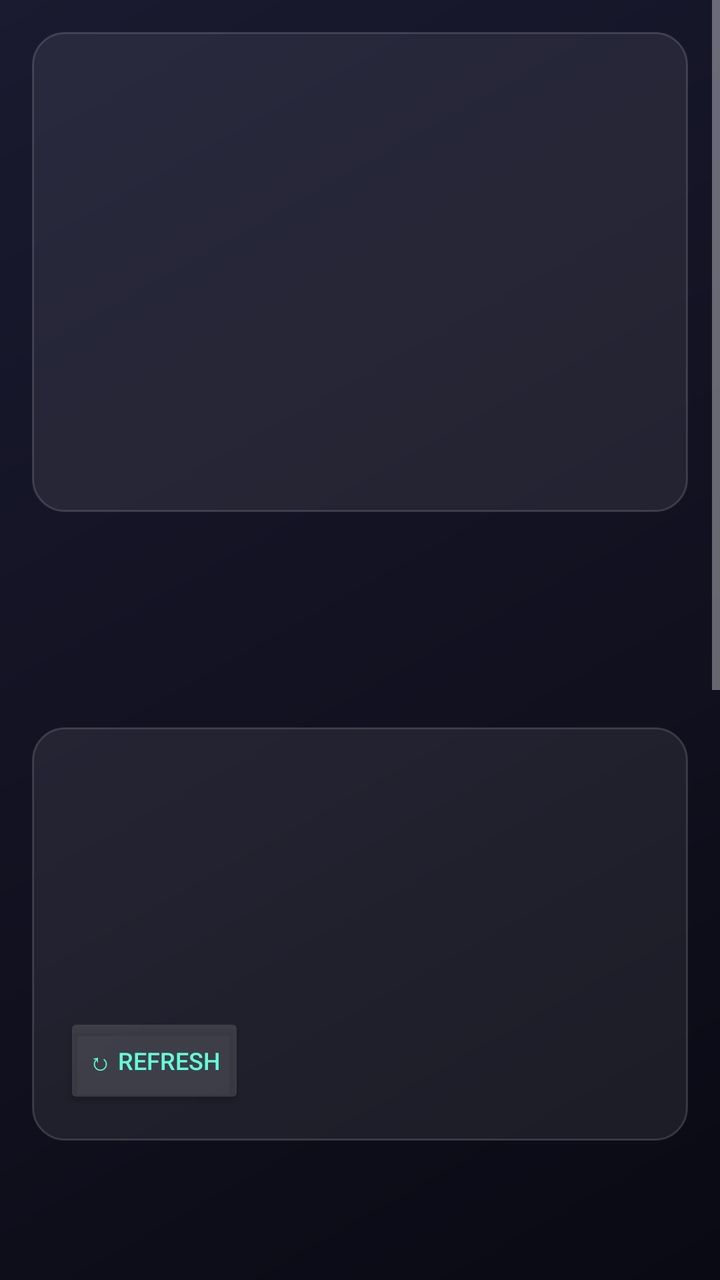
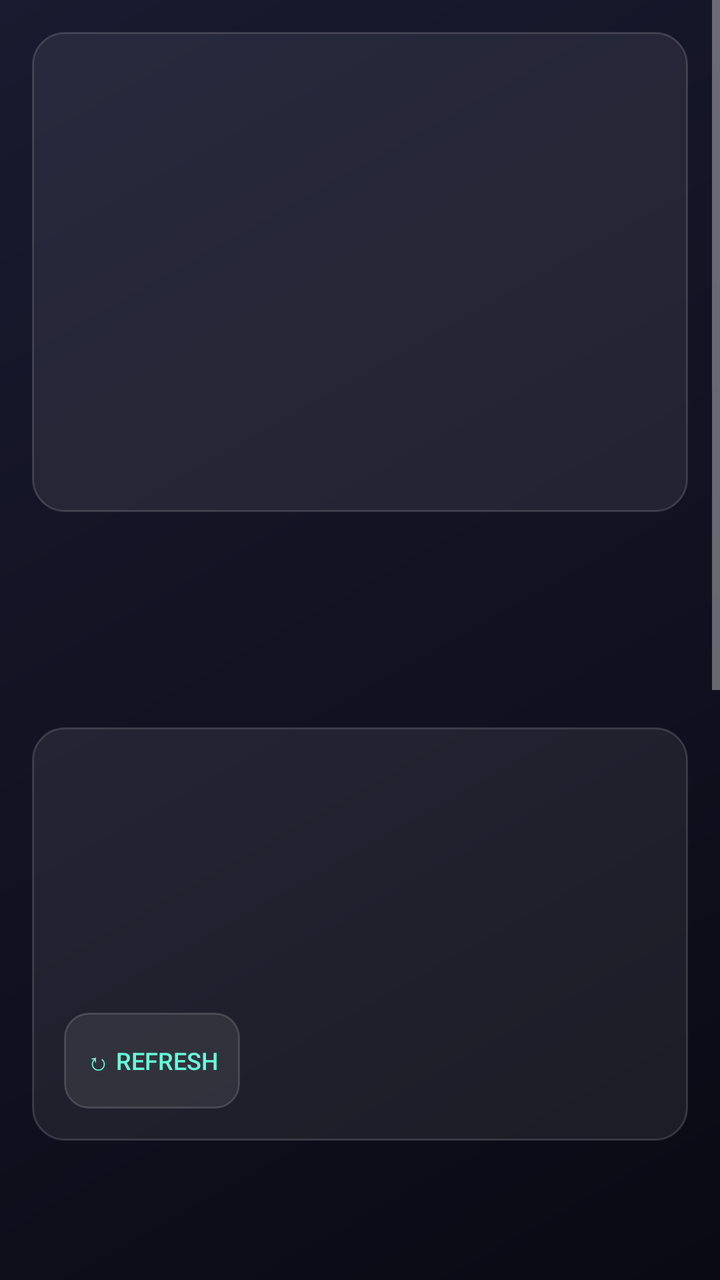

Two renders of the same Android screen: before a commit and after it. Below are the layout's source before the change and the commit's diff.
<!-- AndroidManifest.xml: application theme Theme.NellisBid -->
<!-- res/layout/activity_detail.xml -->
<?xml version="1.0" encoding="utf-8"?>
<ScrollView xmlns:android="http://schemas.android.com/apk/res/android"
    android:layout_width="match_parent"
    android:layout_height="match_parent"
    android:background="@drawable/bg_gradient"
    android:fillViewport="true">

    <LinearLayout
        android:layout_width="match_parent"
        android:layout_height="wrap_content"
        android:orientation="vertical"
        android:padding="16dp">

        <ImageView
            android:id="@+id/d_img"
            android:layout_width="match_parent"
            android:layout_height="240dp"
            android:scaleType="centerCrop"
            android:background="@drawable/bg_glass"
            android:contentDescription="item photo" />

        <HorizontalScrollView
            android:layout_width="match_parent"
            android:layout_height="wrap_content"
            android:layout_marginTop="8dp"
            android:scrollbars="none">

            <LinearLayout
                android:id="@+id/d_gallery"
                android:layout_width="wrap_content"
                android:layout_height="wrap_content"
                android:orientation="horizontal" />
        </HorizontalScrollView>

        <TextView
            android:id="@+id/d_title"
            android:layout_width="match_parent"
            android:layout_height="wrap_content"
            android:layout_marginTop="14dp"
            android:textColor="@color/text"
            android:textSize="18sp"
            android:textStyle="bold"
            android:textIsSelectable="true" />

        <TextView
            android:id="@+id/d_quality"
            android:layout_width="match_parent"
            android:layout_height="wrap_content"
            android:layout_marginTop="6dp"
            android:textColor="#4CAF50"
            android:textSize="16sp"
            android:textStyle="bold" />

        <TextView
            android:id="@+id/d_condition"
            android:layout_width="match_parent"
            android:layout_height="wrap_content"
            android:layout_marginTop="2dp"
            android:textColor="@color/accent2"
            android:textSize="13sp" />

        <LinearLayout
            android:layout_width="match_parent"
            android:layout_height="wrap_content"
            android:layout_marginTop="14dp"
            android:orientation="vertical"
            android:background="@drawable/bg_glass"
            android:padding="16dp">

            <TextView
                android:id="@+id/d_allin"
                android:layout_width="wrap_content"
                android:layout_height="wrap_content"
                android:textColor="@color/accent"
                android:textSize="22sp"
                android:textStyle="bold" />

            <TextView
                android:id="@+id/d_bid"
                android:layout_width="wrap_content"
                android:layout_height="wrap_content"
                android:layout_marginTop="4dp"
                android:textColor="@color/text"
                android:textSize="15sp" />

            <TextView
                android:id="@+id/d_retail"
                android:layout_width="wrap_content"
                android:layout_height="wrap_content"
                android:layout_marginTop="2dp"
                android:textColor="@color/muted"
                android:textSize="13sp" />

            <TextView
                android:id="@+id/d_premium"
                android:layout_width="wrap_content"
                android:layout_height="wrap_content"
                android:layout_marginTop="2dp"
                android:textColor="@color/muted"
                android:textSize="13sp" />

            <TextView
                android:id="@+id/d_bids"
                android:layout_width="wrap_content"
                android:layout_height="wrap_content"
                android:layout_marginTop="8dp"
                android:textColor="@color/muted"
                android:textSize="13sp" />

            <Button
                android:id="@+id/d_refresh_btn"
                android:layout_width="wrap_content"
                android:layout_height="wrap_content"
                android:layout_marginTop="8dp"
                android:text="↻ Refresh"
                android:textSize="12sp"
                android:textColor="@color/accent"
                android:backgroundTint="#22FFFFFF" />
        </LinearLayout>

        <TextView
            android:id="@+id/d_closes"
            android:layout_width="match_parent"
            android:layout_height="wrap_content"
            android:layout_marginTop="12dp"
            android:textColor="@color/danger"
            android:textSize="15sp"
            android:textStyle="bold" />

        <TextView
            android:id="@+id/d_time"
            android:layout_width="match_parent"
            android:layout_height="wrap_content"
            android:layout_marginTop="2dp"
            android:textColor="@color/muted"
            android:textSize="13sp" />

        <TextView
            android:id="@+id/d_inventory"
            android:layout_width="match_parent"
            android:layout_height="wrap_content"
            android:layout_marginTop="2dp"
            android:textColor="@color/muted"
            android:textSize="12sp"
            android:textIsSelectable="true" />

        <TextView
            android:id="@+id/d_category"
            android:layout_width="match_parent"
            android:layout_height="wrap_content"
            android:layout_marginTop="10dp"
            android:textColor="@color/accent2"
            android:textSize="13sp" />

        <TextView
            android:id="@+id/d_desc_header"
            android:layout_width="match_parent"
            android:layout_height="wrap_content"
            android:layout_marginTop="14dp"
            android:text="Description"
            android:textColor="@color/muted"
            android:textSize="12sp"
            android:textStyle="bold" />

        <TextView
            android:id="@+id/d_description"
            android:layout_width="match_parent"
            android:layout_height="wrap_content"
            android:layout_marginTop="4dp"
            android:textColor="@color/text"
            android:textSize="14sp"
            android:lineSpacingExtra="3dp"
            android:textIsSelectable="true" />

        <TextView
            android:id="@+id/d_feat_header"
            android:layout_width="match_parent"
            android:layout_height="wrap_content"
            android:layout_marginTop="12dp"
            android:text="Features"
            android:textColor="@color/muted"
            android:textSize="12sp"
            android:textStyle="bold" />

        <TextView
            android:id="@+id/d_features"
            android:layout_width="match_parent"
            android:layout_height="wrap_content"
            android:layout_marginTop="4dp"
            android:textColor="@color/text"
            android:textSize="13sp"
            android:lineSpacingExtra="3dp"
            android:textIsSelectable="true" />

        <TextView
            android:id="@+id/d_details_header"
            android:layout_width="match_parent"
            android:layout_height="wrap_content"
            android:layout_marginTop="12dp"
            android:text="Details"
            android:textColor="@color/muted"
            android:textSize="12sp"
            android:textStyle="bold" />

        <TextView
            android:id="@+id/d_details"
            android:layout_width="match_parent"
            android:layout_height="wrap_content"
            android:layout_marginTop="4dp"
            android:textColor="@color/muted"
            android:textSize="13sp"
            android:lineSpacingExtra="2dp"
            android:textIsSelectable="true" />

        <TextView
            android:id="@+id/d_notes"
            android:layout_width="match_parent"
            android:layout_height="wrap_content"
            android:layout_marginTop="10dp"
            android:textColor="@color/accent2"
            android:textSize="13sp"
            android:textIsSelectable="true" />

        <LinearLayout
            android:layout_width="match_parent"
            android:layout_height="wrap_content"
            android:layout_marginTop="20dp"
            android:orientation="horizontal"
            android:gravity="center_vertical">

            <EditText
                android:id="@+id/d_bid_amount"
                android:layout_width="0dp"
                android:layout_height="wrap_content"
                android:layout_weight="1"
                android:background="@drawable/bg_search"
                android:hint="Your bid"
                android:textColorHint="@color/muted"
                android:textColor="@color/text"
                android:inputType="numberDecimal"
                android:padding="12dp" />

            <Button
                android:id="@+id/d_bid_btn"
                android:layout_width="wrap_content"
                android:layout_height="wrap_content"
                android:layout_marginStart="8dp"
                android:text="Place Bid"
                android:textColor="@color/bg"
                android:textStyle="bold"
                android:backgroundTint="@color/accent" />
        </LinearLayout>

        <TextView
            android:id="@+id/d_bid_status"
            android:layout_width="match_parent"
            android:layout_height="wrap_content"
            android:layout_marginTop="8dp"
            android:textColor="@color/accent2"
            android:textSize="13sp" />

        <LinearLayout
            android:layout_width="match_parent"
            android:layout_height="wrap_content"
            android:layout_marginTop="12dp"
            android:orientation="horizontal">

            <Button
                android:id="@+id/d_view_nellis"
                android:layout_width="0dp"
                android:layout_height="wrap_content"
                android:layout_weight="1"
                android:text="View on Nellis"
                android:textColor="@color/text"
                android:backgroundTint="#22FFFFFF" />

            <Button
                android:id="@+id/d_view_amazon"
                android:layout_width="0dp"
                android:layout_height="wrap_content"
                android:layout_weight="1"
                android:layout_marginStart="8dp"
                android:text="View on Amazon"
                android:textColor="@color/text"
                android:backgroundTint="#22FFFFFF" />
        </LinearLayout>

        <Button
            android:id="@+id/d_similar_btn"
            android:layout_width="match_parent"
            android:layout_height="wrap_content"
            android:layout_marginTop="8dp"
            android:text="Similar items"
            android:textColor="@color/text"
            android:backgroundTint="#22FFFFFF" />

        <Button
            android:id="@+id/d_share_btn"
            android:layout_width="match_parent"
            android:layout_height="wrap_content"
            android:layout_marginTop="8dp"
            android:text="Share"
            android:textColor="@color/text"
            android:backgroundTint="#22FFFFFF" />

        <Button
            android:id="@+id/d_watch_btn"
            android:layout_width="match_parent"
            android:layout_height="wrap_content"
            android:layout_marginTop="8dp"
            android:text="☆ Watch"
            android:textColor="@color/accent2"
            android:backgroundTint="#22FFFFFF" />

    </LinearLayout>
</ScrollView>
<!-- resources referenced by this layout -->
<resources>
  <color name="accent">#64FFDA</color>
  <color name="accent2">#FFD54F</color>
  <color name="bg">#0A0A14</color>
  <color name="danger">#FF5252</color>
  <color name="muted">#8892B0</color>
  <color name="text">#E6E6F0</color>
  <!-- drawable bg_glass (drawable) -->
  <?xml version="1.0" encoding="utf-8"?>
  <shape xmlns:android="http://schemas.android.com/apk/res/android"
      android:shape="rectangle">
      <solid android:color="#12FFFFFF" />
      <stroke android:width="1dp" android:color="#26FFFFFF" />
      <corners android:radius="16dp" />
  </shape>
  <!-- drawable bg_gradient (drawable) -->
  <?xml version="1.0" encoding="utf-8"?>
  <shape xmlns:android="http://schemas.android.com/apk/res/android"
      android:shape="rectangle">
      <gradient
          android:startColor="#0A0A14"
          android:endColor="#1A1A30"
          android:angle="135" />
  </shape>
  <!-- drawable bg_search (drawable) -->
  <?xml version="1.0" encoding="utf-8"?>
  <shape xmlns:android="http://schemas.android.com/apk/res/android"
      android:shape="rectangle">
      <solid android:color="#14FFFFFF" />
      <stroke android:width="1dp" android:color="#26FFFFFF" />
      <corners android:radius="12dp" />
  </shape>
  <style name="Theme.NellisBid" parent="Theme.AppCompat.NoActionBar">
          <item name="android:windowBackground">@color/bg</item>
          <item name="android:statusBarColor">@color/bg</item>
          <item name="android:navigationBarColor">@color/bg</item>
          <item name="colorPrimary">@color/accent</item>
          <item name="colorAccent">@color/accent</item>
      </style>
</resources>

<!-- the commit's change to res/layout/activity_detail.xml (unified diff, before → after) -->
@@ -47,7 +47,7 @@
             android:layout_width="match_parent"
             android:layout_height="wrap_content"
             android:layout_marginTop="6dp"
-            android:textColor="#4CAF50"
+            android:textColor="@color/good"
             android:textSize="16sp"
             android:textStyle="bold" />
 
@@ -115,7 +115,7 @@
                 android:text="↻ Refresh"
                 android:textSize="12sp"
                 android:textColor="@color/accent"
-                android:backgroundTint="#22FFFFFF" />
+                android:background="@drawable/bg_btn_ghost" />
         </LinearLayout>
 
         <TextView
@@ -248,7 +248,7 @@
                 android:text="Place Bid"
                 android:textColor="@color/bg"
                 android:textStyle="bold"
-                android:backgroundTint="@color/accent" />
+                android:background="@drawable/bg_btn_accent" />
         </LinearLayout>
 
         <TextView
@@ -272,7 +272,7 @@
                 android:layout_weight="1"
                 android:text="View on Nellis"
                 android:textColor="@color/text"
-                android:backgroundTint="#22FFFFFF" />
+                android:background="@drawable/bg_btn_ghost" />
 
             <Button
                 android:id="@+id/d_view_amazon"
@@ -282,7 +282,7 @@
                 android:layout_marginStart="8dp"
                 android:text="View on Amazon"
                 android:textColor="@color/text"
-                android:backgroundTint="#22FFFFFF" />
+                android:background="@drawable/bg_btn_ghost" />
         </LinearLayout>
 
         <Button
@@ -292,7 +292,7 @@
             android:layout_marginTop="8dp"
             android:text="Similar items"
             android:textColor="@color/text"
-            android:backgroundTint="#22FFFFFF" />
+            android:background="@drawable/bg_btn_ghost" />
 
         <Button
             android:id="@+id/d_share_btn"
@@ -301,7 +301,7 @@
             android:layout_marginTop="8dp"
             android:text="Share"
             android:textColor="@color/text"
-            android:backgroundTint="#22FFFFFF" />
+            android:background="@drawable/bg_btn_ghost" />
 
         <Button
             android:id="@+id/d_watch_btn"
@@ -310,7 +310,7 @@
             android:layout_marginTop="8dp"
             android:text="☆ Watch"
             android:textColor="@color/accent2"
-            android:backgroundTint="#22FFFFFF" />
+            android:background="@drawable/bg_btn_ghost" />
 
     </LinearLayout>
 </ScrollView>
<!-- resource entries referenced after the edit -->
@@ -4,8 +4,24 @@
   <color name="accent2">#FFD54F</color>
   <color name="bg">#0A0A14</color>
   <color name="danger">#FF5252</color>
+  <color name="good">#00E676</color>
   <color name="muted">#8892B0</color>
   <color name="text">#E6E6F0</color>
+  <!-- drawable bg_btn_accent (drawable) -->
+  <?xml version="1.0" encoding="utf-8"?>
+  <shape xmlns:android="http://schemas.android.com/apk/res/android"
+      android:shape="rectangle">
+      <solid android:color="@color/accent" />
+      <corners android:radius="12dp" />
+  </shape>
+  <!-- drawable bg_btn_ghost (drawable) -->
+  <?xml version="1.0" encoding="utf-8"?>
+  <shape xmlns:android="http://schemas.android.com/apk/res/android"
+      android:shape="rectangle">
+      <solid android:color="#14FFFFFF" />
+      <stroke android:width="1dp" android:color="#26FFFFFF" />
+      <corners android:radius="12dp" />
+  </shape>
   <!-- drawable bg_glass (drawable) -->
   <?xml version="1.0" encoding="utf-8"?>
   <shape xmlns:android="http://schemas.android.com/apk/res/android"
